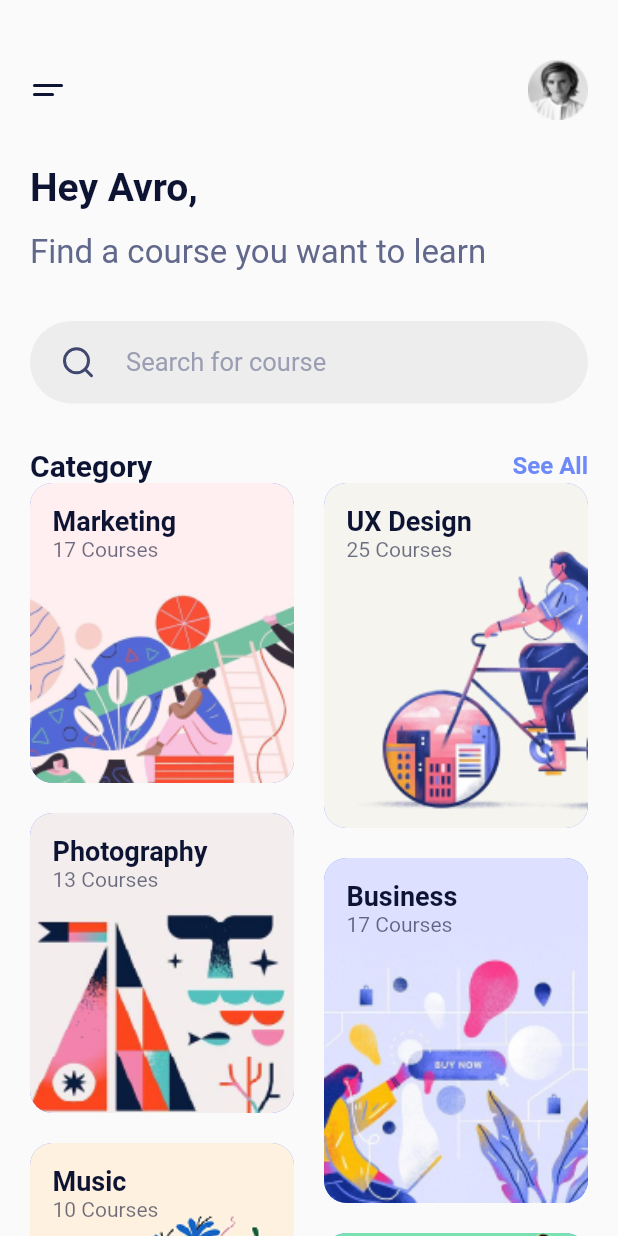
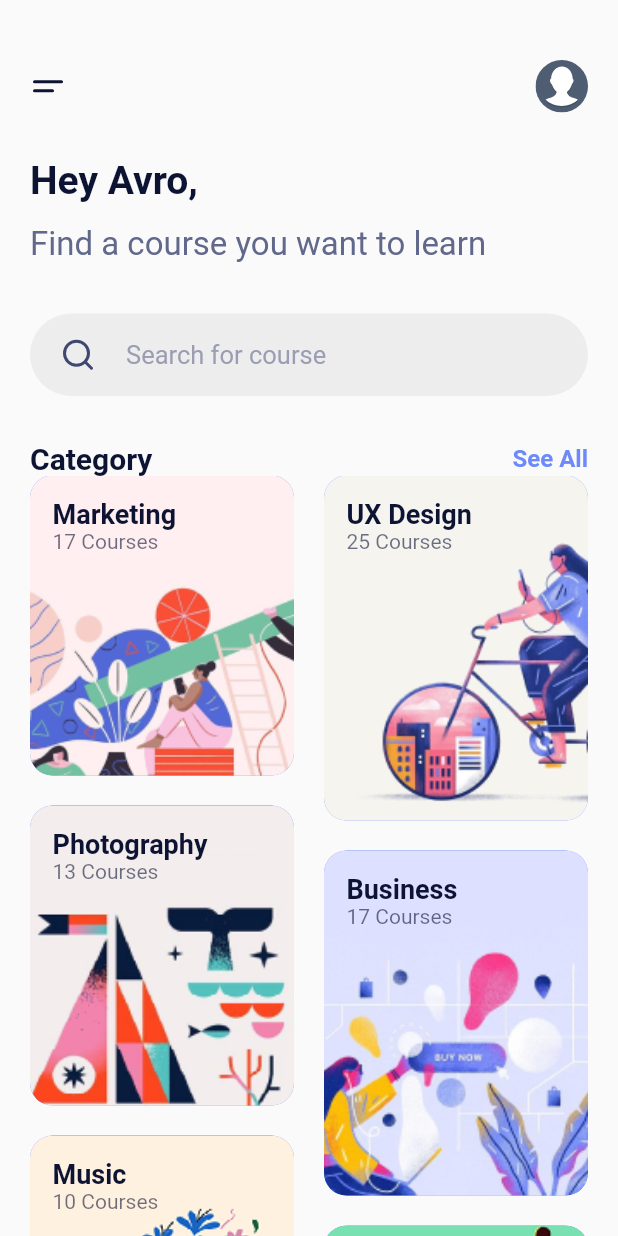
Before and after one commit to Wakib/online_course_app_UI_v1, a Flutter app: the screen it shows after launch, on a phone screen of 412 x 824 dp. Run offline on Flutter 3.47's test engine with Material 2 defaults, Android fonts, the phone set to English and light mode, and no system bars; our stand-ins replace flutter_svg.

Commit message:
assets updated

```diff
--- a/lib/screen/home_screen.dart
+++ b/lib/screen/home_screen.dart
@@ -17,7 +17,10 @@ class HomeScreen extends StatelessWidget {
               mainAxisAlignment: MainAxisAlignment.spaceBetween,
               children: [
                 SvgPicture.asset('assets/icons/menu.svg'),
-                Image.asset('assets/images/user.png'),
+                SvgPicture.asset(
+                  'assets/icons/profile.svg',
+                  height: 35,
+                ),
               ],
             ),
             SizedBox(height: 30),
@@ -97,8 +100,6 @@ class HomeScreen extends StatelessWidget {
                     ],
                   ),
                 ),
-                // staggeredTileBuilder: (index) =>
-                //     StaggeredTile.count(2, index.isEven ? 2 : 1),
                 staggeredTileBuilder: (index) => StaggeredTile.fit(1),
               ),
             ),
```
Also changed, not shown: assets/icons/profile.svg (added), assets/images/user.png (deleted), lib/screen/details_screen.dart (added).
